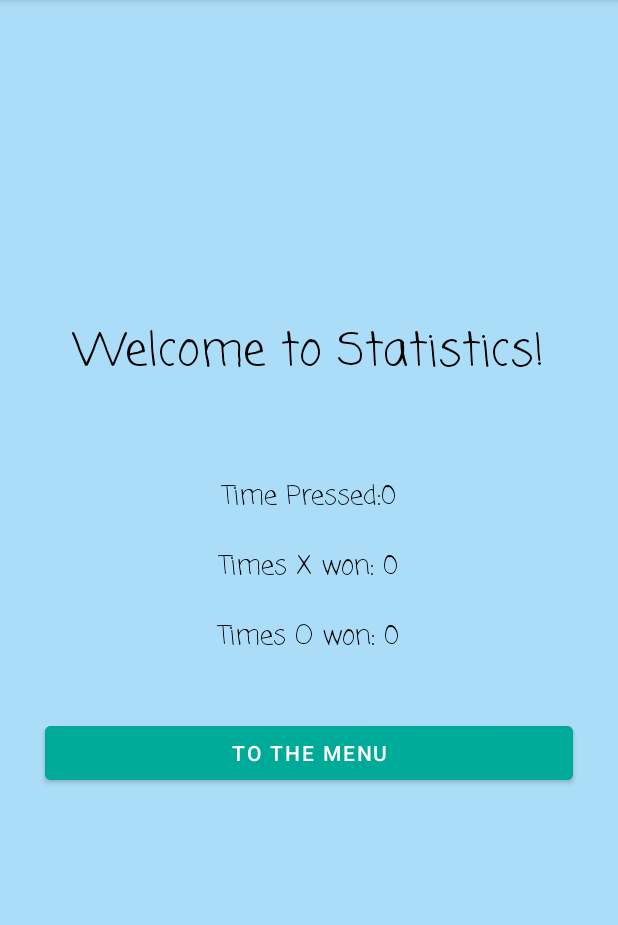
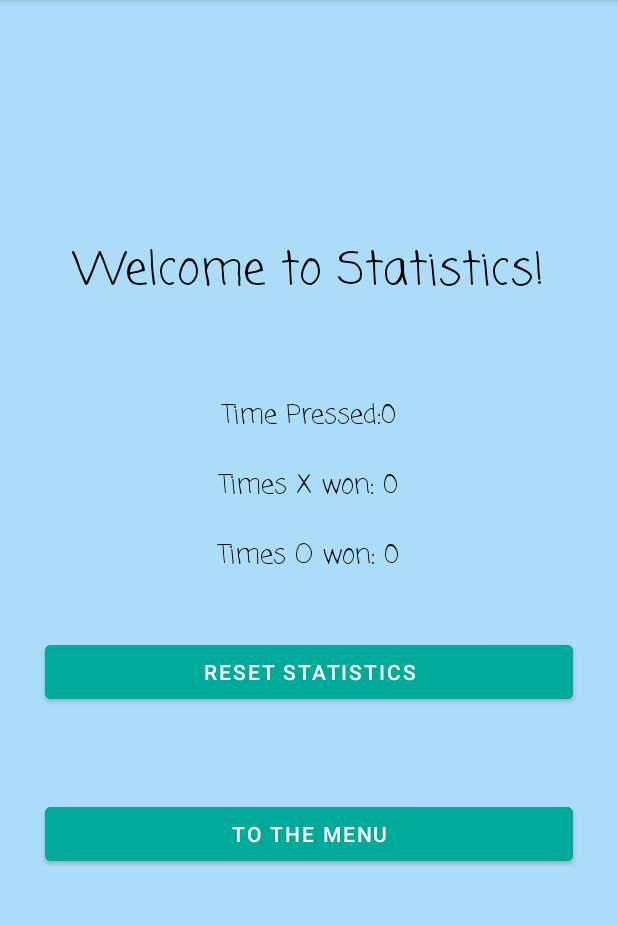
Before and after one commit to avivaviv283/TicTacToe2, an Android app: the Statistics screen opened directly, with no data from a screen before it, on a phone screen of 412 x 824 dp, the part 84-1009 px from its top. Run offline under Robolectric (Android 15) with nearby library versions, the phone set to English and light mode, and no system bars.

Commit message:
figure out how to delete lines in existing file to check if read function works

```diff
--- a/app/src/main/java/com/example/myapplication/Game.java
+++ b/app/src/main/java/com/example/myapplication/Game.java
@@ -11,6 +11,7 @@ import android.widget.TextView;
 import android.widget.Toast;
 
 import java.io.BufferedWriter;
+import java.io.File;
 import java.io.FileNotFoundException;
 import java.io.FileOutputStream;
 import java.io.IOException;
@@ -508,12 +509,13 @@ public class Game extends AppCompatActivity implements View.OnClickListener {
     }
 
     public void sendStats(int i) {
+
         FileOutputStream fos = null;
         try {
-            fos = openFileOutput("stats.txt", Context.MODE_APPEND);
+            fos = openFileOutput("stats1.txt", Context.MODE_APPEND);
             OutputStreamWriter osw = new OutputStreamWriter(fos);
             BufferedWriter bw = new BufferedWriter(osw);
-            bw.write(counter);
+//          bw.write(counter);
             if (isWinBigSquare(i).equals("X"))
                 bw.write("X");
             if (isWinBigSquare(i).equals("O"))
--- a/app/src/main/java/com/example/myapplication/Statistics.java
+++ b/app/src/main/java/com/example/myapplication/Statistics.java
@@ -24,7 +24,7 @@ import java.nio.Buffer;
 import static java.lang.Integer.parseInt;
 
 public class Statistics extends AppCompatActivity {
-    Button toMenu;
+    Button toMenu,reset;
     Intent goMenu;
     TextView timeO, timeX, timePressed;
     FileInputStream fis;
@@ -40,20 +40,31 @@ public class Statistics extends AppCompatActivity {
         super.onCreate(savedInstanceState);
         setContentView(R.layout.activity_statistics);
         toMenu = findViewById(R.id.menu);
+        reset=findViewById(R.id.reset);
         timeO = findViewById(R.id.timeO);
         timeX = findViewById(R.id.timeX);
         timePressed = findViewById(R.id.timePressed);
+        readStats();
+    }
+
+
+    public void goMenu(View view) {
+        goMenu = new Intent(this, MainActivity.class);
+        startActivity(goMenu);
+    }
+
+
+    public void readStats() {
         try {
-            fis = openFileInput("stats.txt");
+            fis = openFileInput("stats1.txt");
             isr = new InputStreamReader(fis);
             br = new BufferedReader(isr);
             while ((st = br.readLine()) != null) {
-                if (!st.equals("X") && !st.equals("O")) {
-                    if ((Integer) parseInt(st) > 0) {
-                        counter = (Integer) parseInt(st);
-
-                    }
-                }
+//                if (!st.equals("X") && !st.equals("O")) {
+//                    if (parseInt(st) > 0) {
+//                        counter = parseInt(st);
+//                    }
+//                }
                 if (st.equals("O"))
                     Owin++;
                 if (st.equals("X"))
@@ -69,12 +80,23 @@ public class Statistics extends AppCompatActivity {
         timePressed.setText("Time Pressed:" + counter);
         timeO.setText("Times O won: " + Owin);
         timeX.setText("Times X won: " + Xwin);
-
     }
 
 
-    public void goMenu(View view) {
-        goMenu = new Intent(this, MainActivity.class);
-        startActivity(goMenu);
+    public void resetStats(View view) {
+        try {
+            fis = openFileInput("stats1.txt");
+            isr = new InputStreamReader(fis);
+            br = new BufferedReader(isr);
+            while ((st = br.readLine()) != null) {
+                br.reset();
+            }
+            fis.close();
+        } catch (FileNotFoundException e) {
+            e.printStackTrace();
+        } catch (IOException e) {
+            e.printStackTrace();
+        }
     }
+
 }
--- a/app/src/main/res/layout/activity_statistics.xml
+++ b/app/src/main/res/layout/activity_statistics.xml
@@ -48,6 +48,15 @@
         android:text="Times O won:"
         android:textColor="@color/black"
         android:textSize="17dp" />
+    <Button
+        android:id="@+id/reset"
+        android:onClick="resetStats"
+        android:layout_width="match_parent"
+        android:layout_height="wrap_content"
+        android:backgroundTint="#00AA99"
+        android:layout_margin="30dp"
+        android:text="Reset Statistics"/>
+
 
     <Button
         android:id="@+id/menu"
```
Also changed, not shown: app/src/main/res/raw/stats.txt (deleted).
